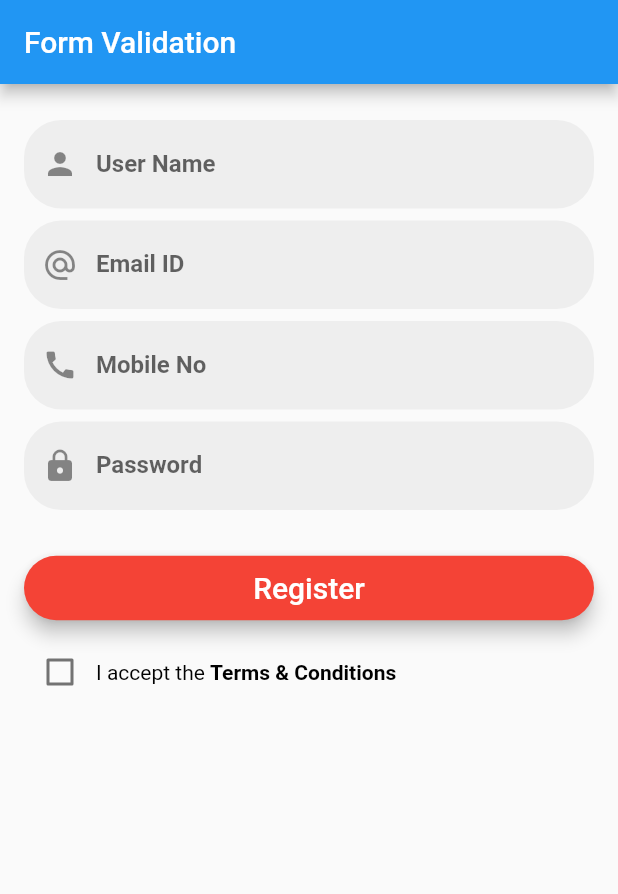
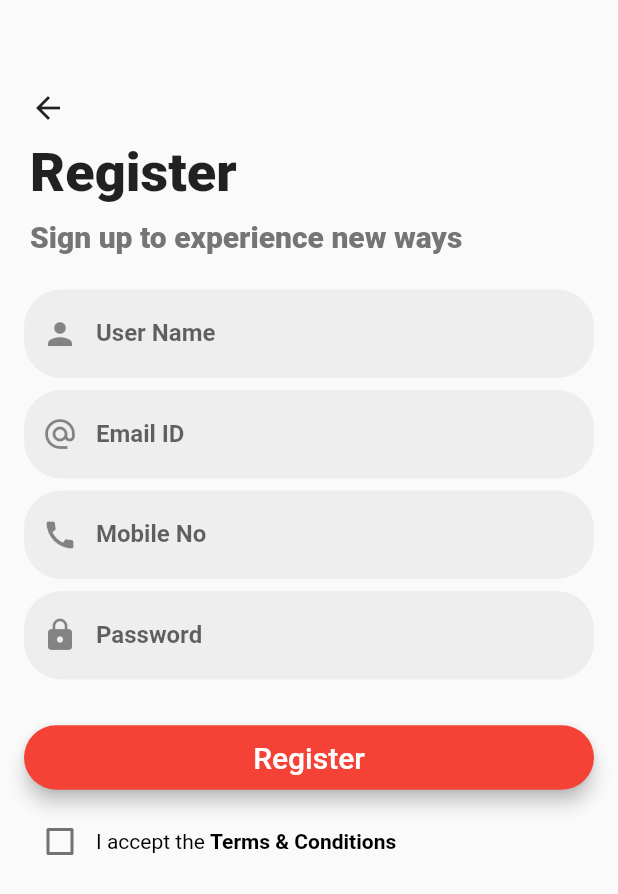
Before and after one commit to msaaddev/Form-Validation-Flutter, a Flutter app: the screen it shows after launch, on a phone screen of 412 x 824 dp. Shown: the top 894 px of the screen. Run offline on Flutter 3.47's test engine with Material 2 defaults, Android fonts, the phone set to English and light mode, and no system bars.

Commit message:
👌 IMPROVE: UI

```diff
--- a/lib/form.dart
+++ b/lib/form.dart
@@ -18,14 +18,42 @@ class _FormWidgetState extends State<FormWidget> {
   Widget build(BuildContext context) {
     return Container(
       child: SingleChildScrollView(
-          child: Form(
+          child: Column(
+        children: [
+          Container(
+              alignment: Alignment.topLeft,
+              margin: EdgeInsets.only(top: 60, left: 20),
+              child: Icon(Icons.arrow_back)),
+          Container(
+            alignment: Alignment.topLeft,
+            margin: EdgeInsets.only(top: 10, left: 20),
+            child: Column(
+              children: [
+                Text("Register",
+                    style: TextStyle(
+                      fontSize: 36,
+                      fontWeight: FontWeight.w800,
+                    ))
+              ],
+            ),
+          ),
+          Container(
+            alignment: Alignment.topLeft,
+            margin: EdgeInsets.only(top: 10, bottom: 20, left: 20),
+            child: Column(
+              children: [
+                Text("Sign up to experience new ways",
+                    style: TextStyle(
+                        fontSize: 20,
+                        fontWeight: FontWeight.w800,
+                        color: Colors.grey[600]))
+              ],
+            ),
+          ),
+          Form(
               key: key,
               child: Column(
                 children: [
-                  Container(
-                    margin: EdgeInsets.only(top: 20),
-                    child: null,
-                  ),
                   ListTile(
                     title: TextFormField(
                       onSaved: (value) {
@@ -219,7 +247,9 @@ class _FormWidgetState extends State<FormWidget> {
                           fontWeight: FontWeight.w500,
                           color: Colors.red)),
                 ],
-              ))),
+              ))
+        ],
+      )),
     );
   }
 }
--- a/lib/main.dart
+++ b/lib/main.dart
@@ -27,9 +27,9 @@ class _MyHomePageState extends State<MyHomePage> {
   @override
   Widget build(BuildContext context) {
     return Scaffold(
-        appBar: AppBar(
+        /* appBar: AppBar(
           title: Text('Form Validation'),
-        ),
+        ), */
         body: FormWidget());
   }
 }
```
